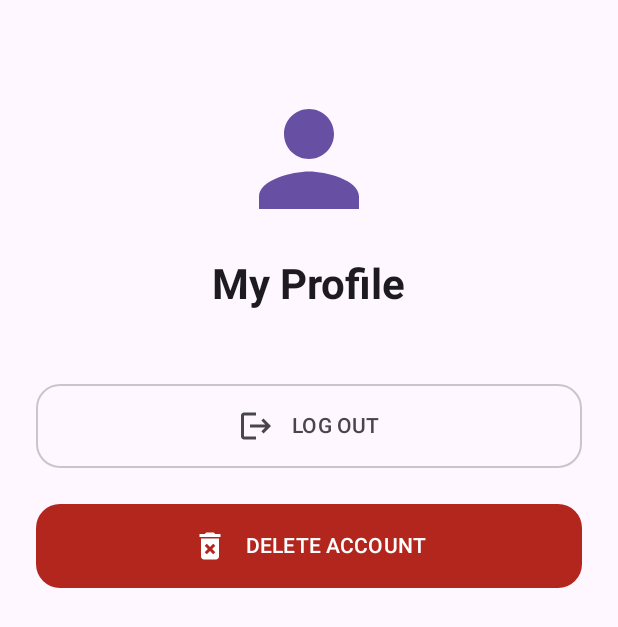
After one commit to Dannielmrt/project-femverd, an Android app built with Jetpack Compose: the ProfileScreen screen opened through its navigation route, on a phone screen of 412 x 824 dp. The commit adds this screen. Shown: the top 627 px of the screen. Run offline under Robolectric (Android 15) with nearby library versions, the light colour scheme and no system bars.

Commit message:
feat: añadir pestaña de perfil, boton de logout y metodo DELETE de la api

```diff
--- a/femverd-android/FemVerd/app/src/main/java/com/example/femverd/data/ApiService.kt
+++ b/femverd-android/FemVerd/app/src/main/java/com/example/femverd/data/ApiService.kt
@@ -30,4 +30,7 @@ interface ApiService {
         @Header("Authorization") token: String,
         @Body request: RedeemRequest
     ): Response<Unit> // Only imports if 200 OK
+
+    @DELETE("auth/me")
+    suspend fun deleteAccount(@Header("Authorization") token: String): Response<Unit>
 }
--- a/femverd-android/FemVerd/app/src/main/java/com/example/femverd/ui/navigation/FemVerdApp.kt
+++ b/femverd-android/FemVerd/app/src/main/java/com/example/femverd/ui/navigation/FemVerdApp.kt
@@ -13,6 +13,7 @@ import androidx.navigation.compose.currentBackStackEntryAsState
 import androidx.navigation.compose.rememberNavController
 import com.example.femverd.ui.screens.auth.LoginScreen
 import com.example.femverd.ui.screens.home.HomeScreen
+import com.example.femverd.ui.screens.profile.ProfileScreen
 import com.example.femverd.ui.screens.rewards.RewardsScreen
 import kotlinx.coroutines.launch
 
@@ -132,7 +133,9 @@ fun FemVerdApp() {
                 composable(BottomNavItem.History.route) { Text("History Screen", Modifier.padding(16.dp)) }
                 composable(BottomNavItem.Map.route) { Text("Map Screen", Modifier.padding(16.dp)) }
 
-                composable(DrawerItem.Profile.route) { Text("Profile Screen", Modifier.padding(16.dp)) }
+                composable(DrawerItem.Profile.route) {
+                    ProfileScreen(navController = navController)
+                }
                 composable(DrawerItem.Certificate.route) { Text("Certificate Screen", Modifier.padding(16.dp)) }
                 composable(DrawerItem.Help.route) { Text("Help Screen", Modifier.padding(16.dp)) }
             }
--- /dev/null
+++ b/femverd-android/FemVerd/app/src/main/java/com/example/femverd/ui/screens/profile/ProfileScreen.kt
@@ -0,0 +1,135 @@
+package com.example.femverd.ui.screens.profile
+
+import androidx.compose.foundation.layout.*
+import androidx.compose.material.icons.Icons
+import androidx.compose.material.icons.filled.DeleteForever
+import androidx.compose.material.icons.filled.Logout
+import androidx.compose.material.icons.filled.Person
+import androidx.compose.material3.*
+import androidx.compose.runtime.*
+import androidx.compose.runtime.saveable.rememberSaveable
+import androidx.compose.ui.Alignment
+import androidx.compose.ui.Modifier
+import androidx.compose.ui.platform.LocalContext
+import androidx.compose.ui.text.font.FontWeight
+import androidx.compose.ui.unit.dp
+import androidx.lifecycle.viewmodel.compose.viewModel
+import androidx.navigation.NavController
+import com.example.femverd.data.TokenManager
+
+@Composable
+fun ProfileScreen(
+    navController: NavController,
+    viewModel: ProfileViewModel = viewModel()
+) {
+    val context = LocalContext.current
+    val tokenManager = remember { TokenManager(context) }
+
+    val isLoading by viewModel.isLoading.collectAsState()
+    val errorMessage by viewModel.errorMessage.collectAsState()
+
+    // State to show the critical confirmation dialog
+    var showDeleteDialog by rememberSaveable { mutableStateOf(false) }
+
+    // Navigation callback to return to Login securely
+    val navigateToLogin = {
+        navController.navigate("login") {
+            // Clears the entire backstack so the user can't press "Back" to return to the app
+            popUpTo(navController.graph.startDestinationId) { inclusive = true }
+        }
+    }
+
+    Column(
+        modifier = Modifier
+            .fillMaxSize()
+            .padding(24.dp),
+        horizontalAlignment = Alignment.CenterHorizontally
+    ) {
+        Spacer(modifier = Modifier.height(32.dp))
+
+        // Profile Icon placeholder
+        Icon(
+            imageVector = Icons.Default.Person,
+            contentDescription = "Profile Avatar",
+            modifier = Modifier.size(100.dp),
+            tint = MaterialTheme.colorScheme.primary
+        )
+
+        Spacer(modifier = Modifier.height(16.dp))
+
+        Text(
+            text = "My Profile",
+            style = MaterialTheme.typography.headlineMedium,
+            fontWeight = FontWeight.Bold
+        )
+
+        Spacer(modifier = Modifier.height(48.dp))
+
+        // Normal Logout Button
+        OutlinedButton(
+            onClick = { viewModel.performLogout(tokenManager, onSuccess = navigateToLogin) },
+            modifier = Modifier
+                .fillMaxWidth()
+                .height(56.dp),
+            shape = MaterialTheme.shapes.large
+        ) {
+            Icon(Icons.Default.Logout, contentDescription = null)
+            Spacer(modifier = Modifier.width(12.dp))
+            Text("LOG OUT")
+        }
+
+        Spacer(modifier = Modifier.height(24.dp))
+
+        // Danger Zone: Delete Account
+        Button(
+            onClick = { showDeleteDialog = true },
+            modifier = Modifier
+                .fillMaxWidth()
+                .height(56.dp),
+            shape = MaterialTheme.shapes.large,
+            colors = ButtonDefaults.buttonColors(
+                containerColor = MaterialTheme.colorScheme.error,
+                contentColor = MaterialTheme.colorScheme.onError
+            ),
+            enabled = !isLoading
+        ) {
+            if (isLoading) {
+                CircularProgressIndicator(color = MaterialTheme.colorScheme.onError, modifier = Modifier.size(24.dp))
+            } else {
+                Icon(Icons.Default.DeleteForever, contentDescription = null)
+                Spacer(modifier = Modifier.width(12.dp))
+                Text("DELETE ACCOUNT")
+            }
+        }
+
+        if (errorMessage != null) {
+            Spacer(modifier = Modifier.height(16.dp))
+            Text(text = errorMessage!!, color = MaterialTheme.colorScheme.error)
+        }
+    }
+
+    // Confirmation Dialog to prevent accidental deletions
+    if (showDeleteDialog) {
+        AlertDialog(
+            onDismissRequest = { showDeleteDialog = false },
+            title = { Text("Are you absolutely sure?") },
+            text = { Text("This action cannot be undone. All your recycling history and points will be permanently deleted from our servers.") },
+            confirmButton = {
+                TextButton(
+                    onClick = {
+                        showDeleteDialog = false
+                        viewModel.deleteAccount(tokenManager, onSuccess = navigateToLogin)
+                    },
+                    colors = ButtonDefaults.textButtonColors(contentColor = MaterialTheme.colorScheme.error)
+                ) {
+                    Text("YES, DELETE EVERYTHING")
+                }
+            },
+            dismissButton = {
+                TextButton(onClick = { showDeleteDialog = false }) {
+                    Text("CANCEL")
+                }
+            }
+        )
+    }
+}
```
Also changed, not shown: femverd-android/FemVerd/app/src/main/java/com/example/femverd/ui/screens/profile/ProfileViewModel.kt (added, +52 -0 lines).
